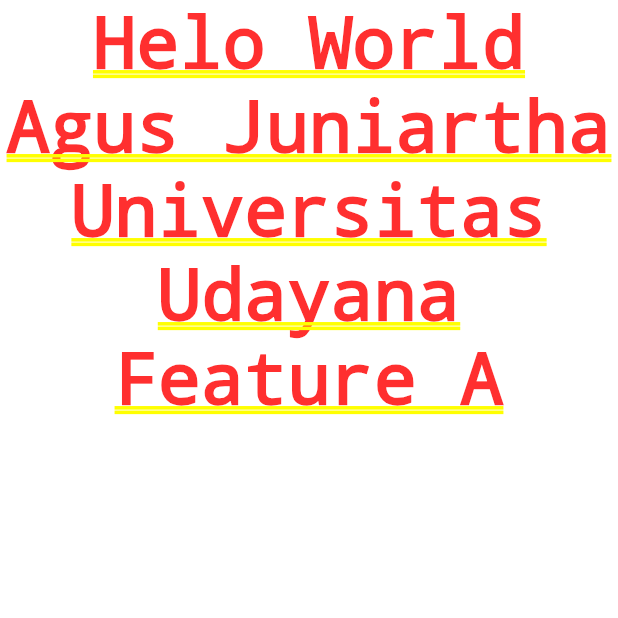
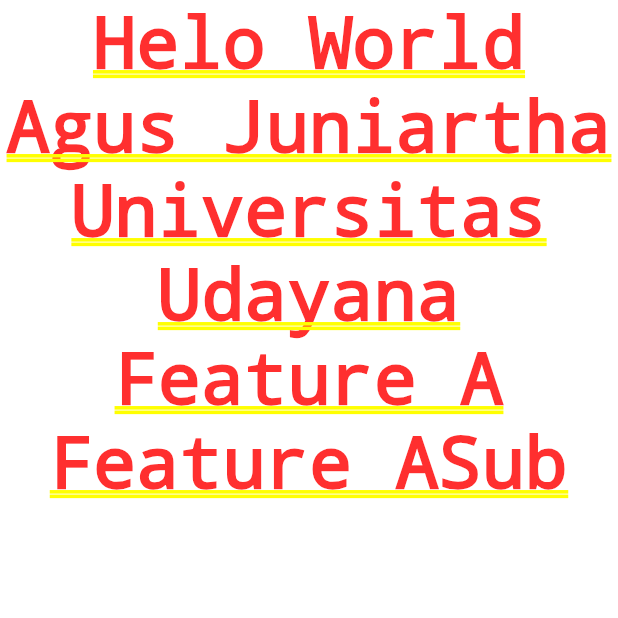
Before and after one commit to BENTOTV/amartha, a Flutter app: the screen it shows after launch, on a phone screen of 412 x 824 dp, the top half of it. Run offline on Flutter 3.47's test engine with Material 2 defaults, Android fonts, the phone set to English and light mode, and no system bars.

Commit message:
menambahkan text baru

```diff
--- a/lib/homepage.dart
+++ b/lib/homepage.dart
@@ -12,7 +12,8 @@
           Text("Agus Juniartha"),
           Text("Universitas"),
           Text("Udayana"),
-          Text("Feature A")
+          Text("Feature A"),
+          Text("Feature ASub"),
         ],
       ),
 
```
